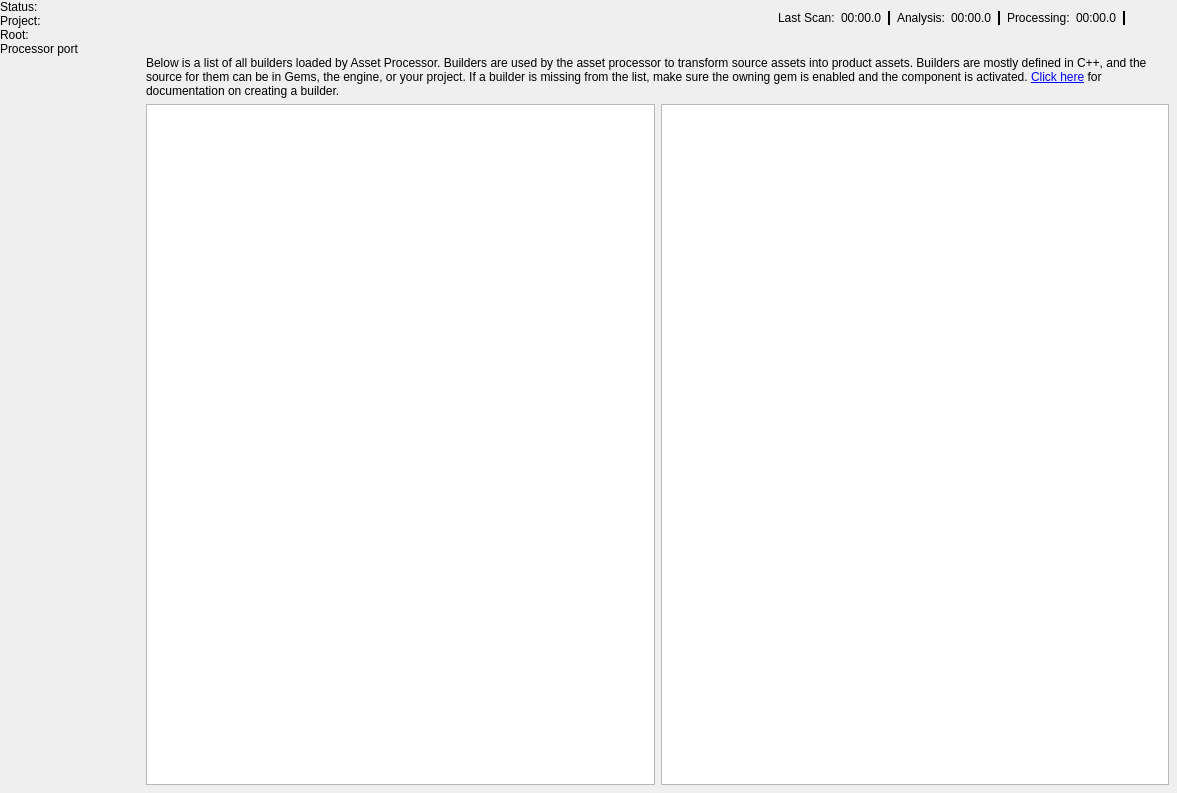
First picture: the form in Code/Tools/AssetProcessor/native/ui/MainWindow.ui, repository o3de/o3de, before the edit.
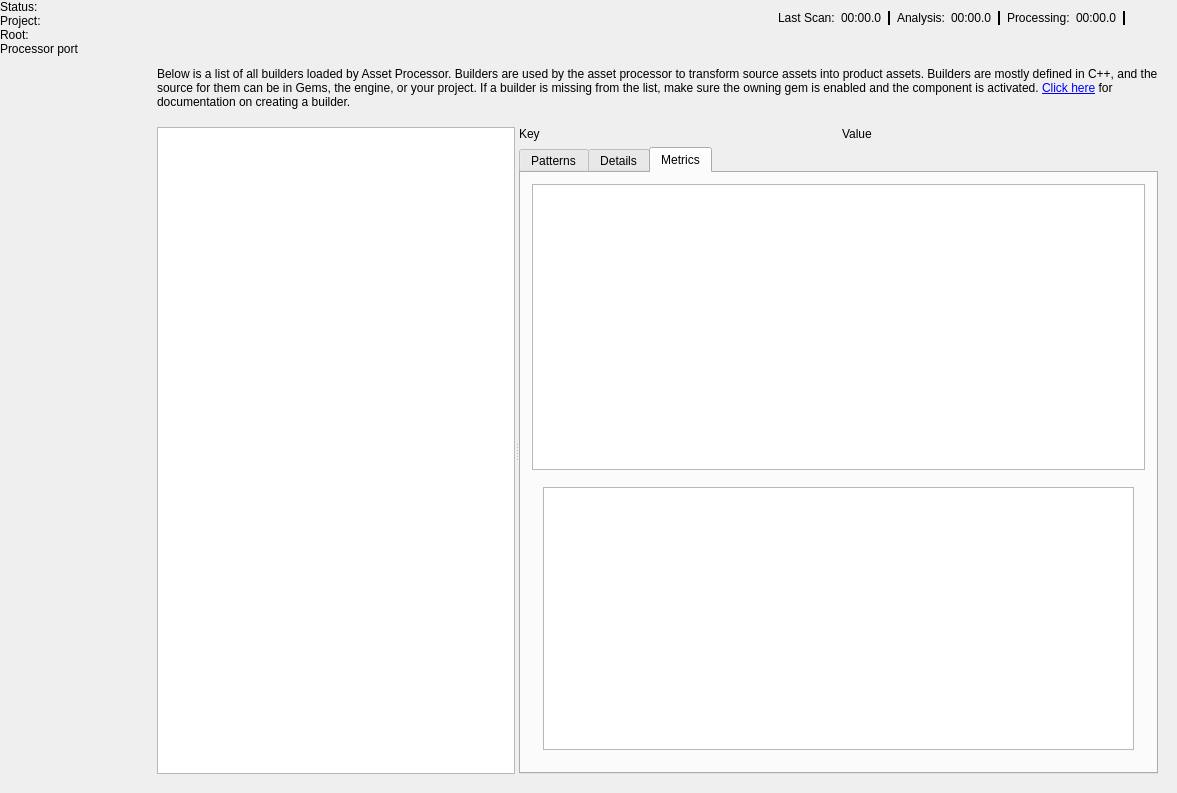
Second picture: the form after the edit. The open tabs and pages were chosen to show the change. Icons and pictures are not drawn. Custom widgets are drawn as their Qt base class.

Commit message: Change Builder tab layout

```diff
--- a/Code/Tools/AssetProcessor/native/ui/MainWindow.ui
+++ b/Code/Tools/AssetProcessor/native/ui/MainWindow.ui
@@ -1189,26 +1189,30 @@
          </layout>
         </widget>
         <widget class="QWidget" name="BuildersPage">
-         <layout class="QHBoxLayout" name="horizontalLayout_4">
-          <property name="leftMargin">
-           <number>0</number>
+         <layout class="QVBoxLayout" name="BuildersPageVerticalLayout">
+          <property name="spacing">
+           <number>10</number>
           </property>
-          <property name="topMargin">
-           <number>0</number>
-          </property>
-          <property name="rightMargin">
-           <number>0</number>
-          </property>
-          <property name="bottomMargin">
-           <number>0</number>
-          </property>
-          <item>
-           <layout class="QVBoxLayout" name="verticalLayout">
-            <item>
-             <widget class="QLabel" name="label">
+          <item>
+           <widget class="QLabel" name="buildersPageDescription">
+            <property name="sizePolicy">
+             <sizepolicy hsizetype="Preferred" vsizetype="Preferred">
+              <horstretch>0</horstretch>
+              <verstretch>0</verstretch>
+             </sizepolicy>
+            </property>
+            <property name="maximumSize">
+             <size>
+              <width>16777215</width>
+              <height>50</height>
+             </size>
+            </property>
               <property name="text">
                <string>Below is a list of all builders loaded by Asset Processor.  Builders are used by the asset processor to transform source assets into product assets. Builders are mostly defined in C++, and the source for them can be in Gems, the engine, or your project.  If a builder is missing from the list, make sure the owning gem is enabled and the component is activated. &lt;a href=&quot;https://www.o3de.org/docs/user-guide/assets/pipeline/asset-builders/&quot;&gt;Click here&lt;/a&gt; for documentation on creating a builder.</string>
               </property>
+            <property name="alignment">
+             <set>Qt::AlignLeading|Qt::AlignLeft|Qt::AlignTop</set>
+            </property>
               <property name="wordWrap">
                <bool>true</bool>
               </property>
@@ -1221,36 +1225,109 @@
              </widget>
             </item>
             <item>
-             <layout class="QHBoxLayout" name="horizontalLayout_7">
-              <item>
+           <widget class="QSplitter" name="buildersPageSplitter">
+            <property name="sizePolicy">
+             <sizepolicy hsizetype="Expanding" vsizetype="Preferred">
+              <horstretch>0</horstretch>
+              <verstretch>0</verstretch>
+             </sizepolicy>
+            </property>
+            <property name="orientation">
+             <enum>Qt::Horizontal</enum>
+            </property>
                <widget class="QListView" name="builderList">
+             <property name="sizePolicy">
+              <sizepolicy hsizetype="Expanding" vsizetype="Expanding">
+               <horstretch>2</horstretch>
+               <verstretch>0</verstretch>
+              </sizepolicy>
+             </property>
                 <property name="alternatingRowColors">
                  <bool>true</bool>
                 </property>
                </widget>
-              </item>
-              <item>
-               <widget class="QPlainTextEdit" name="builderDetails">
-                <property name="inputMethodHints">
-                 <set>Qt::ImhMultiLine|Qt::ImhNoEditMenu</set>
-                </property>
-                <property name="horizontalScrollBarPolicy">
-                 <enum>Qt::ScrollBarAlwaysOff</enum>
-                </property>
-                <property name="undoRedoEnabled">
-                 <bool>false</bool>
-                </property>
-                <property name="readOnly">
-                 <bool>true</bool>
-                </property>
-                <property name="backgroundVisible">
-                 <bool>false</bool>
-                </property>
-               </widget>
-              </item>
-             </layout>
-            </item>
-           </layout>
+            <widget class="QWidget" name="builderInfo" native="true">
+             <property name="sizePolicy">
+              <sizepolicy hsizetype="Expanding" vsizetype="Expanding">
+               <horstretch>3</horstretch>
+               <verstretch>0</verstretch>
+              </sizepolicy>
+             </property>
+             <layout class="QVBoxLayout" name="builderInfoLayout" stretch="0,0">
+              <property name="leftMargin">
+               <number>0</number>
+              </property>
+              <property name="topMargin">
+               <number>0</number>
+              </property>
+              <property name="rightMargin">
+               <number>0</number>
+              </property>
+              <property name="bottomMargin">
+               <number>0</number>
+              </property>
+              <item>
+               <layout class="QGridLayout" name="builderInfoHeader">
+                <item row="0" column="0">
+                 <widget class="QLabel" name="builderInfoHeaderKey">
+                  <property name="text">
+                   <string>Key</string>
+                  </property>
+                 </widget>
+                </item>
+                <item row="0" column="1">
+                 <widget class="QLabel" name="builderInfoHeaderValue">
+                  <property name="text">
+                   <string>Value</string>
+                  </property>
+                 </widget>
+                </item>
+               </layout>
+              </item>
+              <item>
+               <widget class="QTabWidget" name="builderInfoTabWidget">
+                <property name="currentIndex">
+                 <number>0</number>
+                </property>
+                <widget class="QWidget" name="builderInfoPatternsTab">
+                 <attribute name="title">
+                  <string>Patterns</string>
+                 </attribute>
+                 <layout class="QVBoxLayout" name="verticalLayout_2">
+                  <item>
+                   <widget class="AzQtComponents::TableView" name="builderInfoPatternsTableView"/>
+                  </item>
+                 </layout>
+                </widget>
+                <widget class="QWidget" name="builderInfoDetailsTab">
+                 <attribute name="title">
+                  <string>Details</string>
+                 </attribute>
+                </widget>
+                <widget class="QWidget" name="builderInfoMetricsTab">
+                 <attribute name="title">
+                  <string>Metrics</string>
+                 </attribute>
+                 <layout class="QVBoxLayout" name="verticalLayout_7">
+                  <item>
+                   <widget class="QTreeView" name="builderInfoMetricsTreeView"/>
+                  </item>
+                  <item>
+                   <widget class="QWidget" name="builderInfoMetricsChart" native="true">
+                    <layout class="QGridLayout" name="gridLayout_2">
+                     <item row="0" column="0">
+                      <widget class="QGraphicsView" name="chartPlaceholder"/>
+                     </item>
+                    </layout>
+                   </widget>
+                  </item>
+                 </layout>
+                </widget>
+               </widget>
+              </item>
+             </layout>
+            </widget>
+           </widget>
           </item>
          </layout>
         </widget>
```
Left out of the diff: 2 changed lines with no effect on the pictures. Lines whose indentation alone changed are shown as unchanged. The commit also changes 1 other file.
